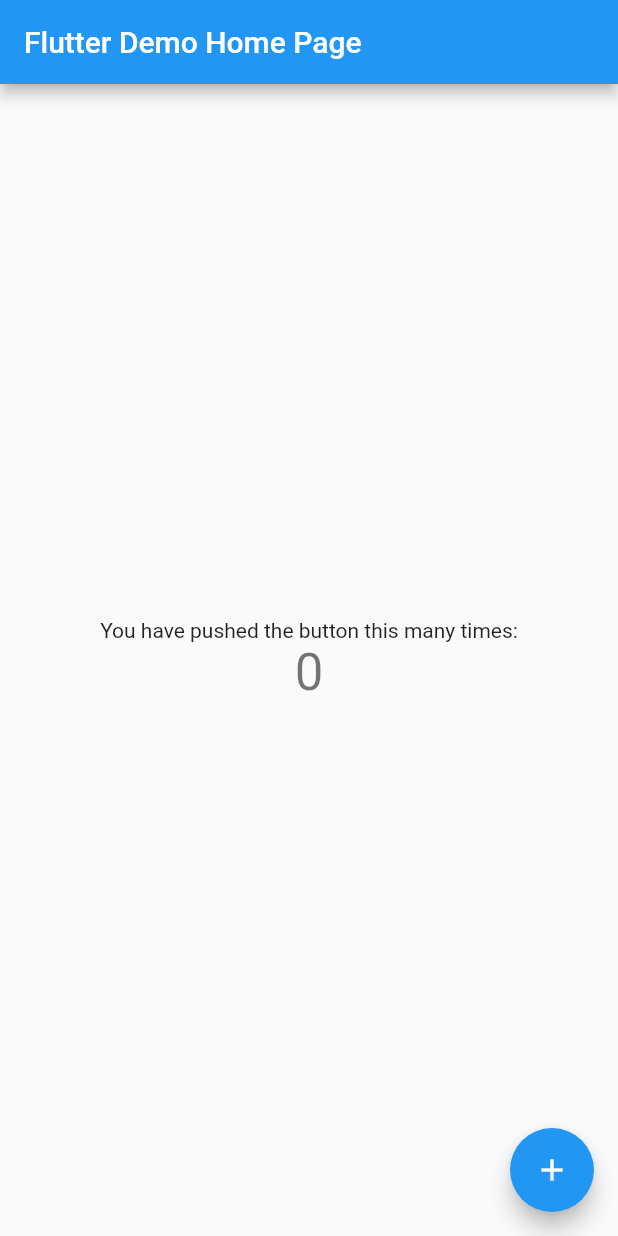
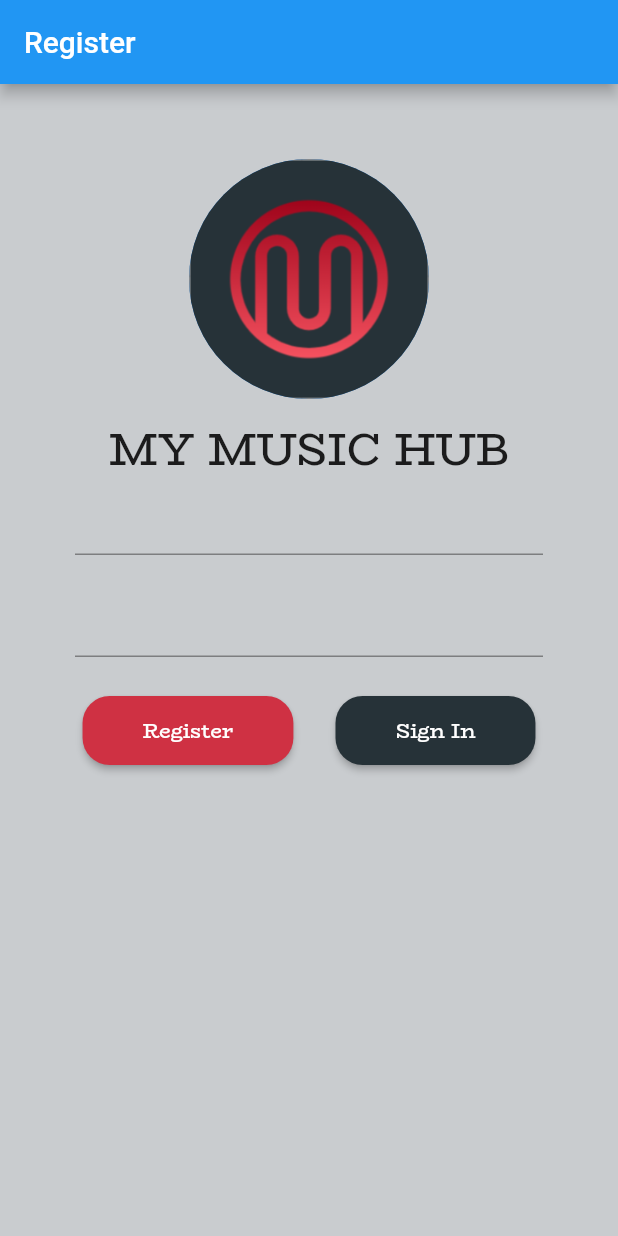
Before and after one commit to Scrum-BodyBuilders/MyMusicHub, a Flutter app: the screen it shows after launch, on a phone screen of 412 x 824 dp. Run offline on Flutter 3.47's test engine with Material 2 defaults, Android fonts, the phone set to English and light mode, and no system bars; our stand-ins replace firebase_auth; accounts and stored records are empty.

Commit message:
Login screen and Firebase setup

```diff
--- a/lib/main.dart
+++ b/lib/main.dart
@@ -1,4 +1,8 @@
 import 'package:flutter/material.dart';
+import 'package:mymusichub/screens/wrapper.dart';
+import 'package:mymusichub/services/auth.dart';
+import 'package:provider/provider.dart';
+import 'models/user.dart';
 
 void main() => runApp(MyApp());
 
@@ -6,106 +10,11 @@ class MyApp extends StatelessWidget {
   // This widget is the root of your application.
   @override
   Widget build(BuildContext context) {
-    return MaterialApp(
-      title: 'Flutter Demo',
-      theme: ThemeData(
-        // This is the theme of your application.
-        //
-        // Try running your application with "flutter run". You'll see the
-        // application has a blue toolbar. Then, without quitting the app, try
-        // changing the primarySwatch below to Colors.green and then invoke
-        // "hot reload" (press "r" in the console where you ran "flutter run",
-        // or simply save your changes to "hot reload" in a Flutter IDE).
-        // Notice that the counter didn't reset back to zero; the application
-        // is not restarted.
-        primarySwatch: Colors.blue,
+    return StreamProvider<User>.value(
+      value: AuthService().user,
+        child: MaterialApp(
+          home: Wrapper(),
       ),
-      home: MyHomePage(title: 'Flutter Demo Home Page'),
     );
   }
 }
-
-class MyHomePage extends StatefulWidget {
-  MyHomePage({Key key, this.title}) : super(key: key);
-
-  // This widget is the home page of your application. It is stateful, meaning
-  // that it has a State object (defined below) that contains fields that affect
-  // how it looks.
-
-  // This class is the configuration for the state. It holds the values (in this
-  // case the title) provided by the parent (in this case the App widget) and
-  // used by the build method of the State. Fields in a Widget subclass are
-  // always marked "final".
-
-  final String title;
-
-  @override
-  _MyHomePageState createState() => _MyHomePageState();
-}
-
-class _MyHomePageState extends State<MyHomePage> {
-  int _counter = 0;
-
-  void _incrementCounter() {
-    setState(() {
-      // This call to setState tells the Flutter framework that something has
-      // changed in this State, which causes it to rerun the build method below
-      // so that the display can reflect the updated values. If we changed
-      // _counter without calling setState(), then the build method would not be
-      // called again, and so nothing would appear to happen.
-      _counter++;
-    });
-  }
-
-  @override
-  Widget build(BuildContext context) {
-    // This method is rerun every time setState is called, for instance as done
-    // by the _incrementCounter method above.
-    //
-    // The Flutter framework has been optimized to make rerunning build methods
-    // fast, so that you can just rebuild anything that needs updating rather
-    // than having to individually change instances of widgets.
-    return Scaffold(
-      appBar: AppBar(
-        // Here we take the value from the MyHomePage object that was created by
-        // the App.build method, and use it to set our appbar title.
-        title: Text(widget.title),
-      ),
-      body: Center(
-        // Center is a layout widget. It takes a single child and positions it
-        // in the middle of the parent.
-        child: Column(
-          // Column is also a layout widget. It takes a list of children and
-          // arranges them vertically. By default, it sizes itself to fit its
-          // children horizontally, and tries to be as tall as its parent.
-          //
-          // Invoke "debug painting" (press "p" in the console, choose the
-          // "Toggle Debug Paint" action from the Flutter Inspector in Android
-          // Studio, or the "Toggle Debug Paint" command in Visual Studio Code)
-          // to see the wireframe for each widget.
-          //
-          // Column has various properties to control how it sizes itself and
-          // how it positions its children. Here we use mainAxisAlignment to
-          // center the children vertically; the main axis here is the vertical
-          // axis because Columns are vertical (the cross axis would be
-          // horizontal).
-          mainAxisAlignment: MainAxisAlignment.center,
-          children: <Widget>[
-            Text(
-              'You have pushed the button this many times:',
-            ),
-            Text(
-              '$_counter',
-              style: Theme.of(context).textTheme.display1,
-            ),
-          ],
-        ),
-      ),
-      floatingActionButton: FloatingActionButton(
-        onPressed: _incrementCounter,
-        tooltip: 'Increment',
-        child: Icon(Icons.add),
-      ), // This trailing comma makes auto-formatting nicer for build methods.
-    );
-  }
-}
--- a/lib/models/user.dart
+++ b/lib/models/user.dart
@@ -0,0 +1,7 @@
+class User {
+
+  final String uid;
+
+  User({ this.uid });
+
+}
--- a/lib/screens/authenticate/authenticate.dart
+++ b/lib/screens/authenticate/authenticate.dart
@@ -1,4 +1,6 @@
 import 'package:flutter/material.dart';
+import 'package:mymusichub/screens/authenticate/register.dart';
+import 'package:mymusichub/screens/authenticate/sign_in.dart';
 
 class Authenticate extends StatefulWidget {
   @override
@@ -9,7 +11,7 @@ class _AuthenticateState extends State<Authenticate> {
   @override
   Widget build(BuildContext context) {
     return Container(
-      child: Text('Authenticate'),
+      child: Register(),
     );
   }
 }
--- a/lib/screens/authenticate/register.dart
+++ b/lib/screens/authenticate/register.dart
@@ -0,0 +1,107 @@
+import 'package:flutter/material.dart';
+import 'package:mymusichub/services/auth.dart';
+
+class Register extends StatefulWidget {
+  @override
+  _RegisterState createState() => _RegisterState();
+}
+
+final AuthService _auth = AuthService();
+
+//text field state
+
+String email = '';
+String password = '';
+
+class _RegisterState extends State<Register> {
+  @override
+  Widget build(BuildContext context) {
+    return SafeArea(
+      child: Scaffold(
+        appBar: AppBar(
+          title: Text("Register"),
+        ),
+        backgroundColor: Color.fromRGBO(201, 204, 207, 1.0),
+
+        body: Container(
+          padding: EdgeInsets.symmetric(vertical: 20.0, horizontal: 50.0),
+          child: Form(
+              child: Column(
+                children: <Widget>[
+                  SizedBox(height: 30.0),
+                  CircleAvatar(
+                    backgroundImage: AssetImage('assets/images/logo.png'),
+                    radius: 80,
+                  ),
+                  SizedBox(height: 10.0),
+                  Text('MY MUSIC HUB',
+                      style: TextStyle(
+                        fontSize: 30,
+                        fontFamily: 'BioRyhme',
+                      )),
+                  TextFormField(
+                      onChanged: (val){
+                        setState(() => email = val);
+                      }
+                  ),
+                  SizedBox(height: 20.0),
+                  TextFormField(
+                      obscureText: true,
+                      onChanged: (val){
+                        setState(() => password = val);
+                      }
+                  ),
+                  SizedBox(height: 25.0),
+                  Row(
+                    mainAxisAlignment: MainAxisAlignment.spaceEvenly,
+                    children: <Widget>[
+                      RaisedButton(
+                        padding: EdgeInsets.fromLTRB(40, 12, 40, 12),
+                        child: Text('Register',
+                            style: TextStyle(
+                              color: Colors.white,
+                              fontFamily: 'BioRyhme',
+                            )),
+                        color: Color.fromRGBO(207, 49, 67, 1.0),
+                        shape: RoundedRectangleBorder(
+                          borderRadius: BorderRadius.circular(18.0),
+                        ),
+                        onPressed: () async {
+
+                        },
+
+                      ),
+                      SizedBox(
+                        width: 18,
+                      ),
+                      RaisedButton(
+                        padding: EdgeInsets.fromLTRB(40, 12, 40, 12),
+                        child: Text('Sign In',
+                            style: TextStyle(
+                              color: Colors.white,
+                              fontFamily: 'BioRyhme',
+                            )),
+                        color: Color.fromRGBO(38, 50, 56, 1.0),
+                        shape: RoundedRectangleBorder(
+                          borderRadius: BorderRadius.circular(18.0),
+                        ),
+
+                        onPressed: () async {
+                          print(email);
+                          print(password);
+                        },
+
+                      ),
+                    ],
+
+
+                  ),
+
+                ],
+              )
+          ),
+        ),
+      ),
+    );
+  }
+}
--- a/lib/screens/wrapper.dart
+++ b/lib/screens/wrapper.dart
@@ -1,12 +1,24 @@
+import 'package:mymusichub/models/user.dart';
+import 'package:mymusichub/screens/authenticate/authenticate.dart';
+import 'package:mymusichub/screens/home/home.dart';
 import 'package:flutter/material.dart';
-import 'package:mymusichub/screens/authenticate/authenticate.dart';
+import 'package:provider/provider.dart';
 
-import 'home/home.dart';
+import 'authenticate/authenticate.dart';
 
 class Wrapper extends StatelessWidget {
   @override
   Widget build(BuildContext context) {
-    //home or authentiacte widget
-    return Authenticate();
+
+    final user = Provider.of<User>(context);
+    print(user);
+
+    // return either the Home or Authenticate widget
+    if (user == null){
+      return Authenticate();
+    } else {
+      return Home();
+    }
+
   }
 }
```
Also changed, not shown: lib/screens/authenticate/sign_in.dart (+108 -0 lines), lib/screens/home/home.dart (+21 -1 lines), lib/services/auth.dart (+47 -0 lines), pubspec.yaml (+10 -13 lines), pubspec.lock, 2 other files.
